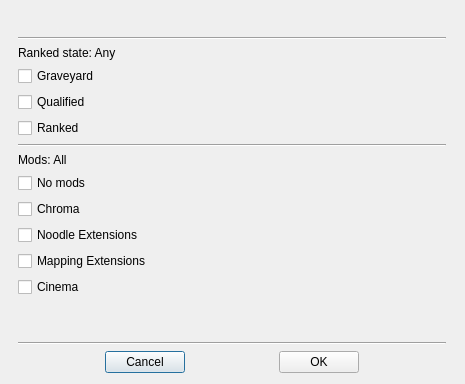
Old version of the form ui/searchMapsDialog.ui in the repository Unvire/Quest3-beatsaber-playlist-manager; both pictures show x 0 to 465 and y 327 to 711 of the 465 by 711 pixel window.
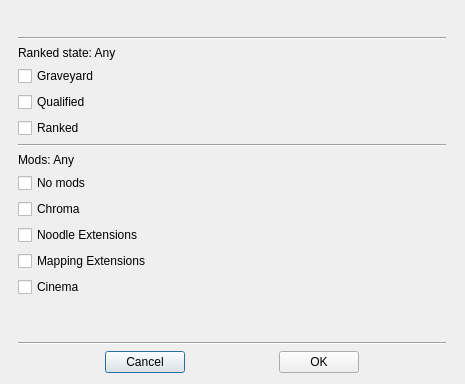
New version of the form.

Commit message: Adds checkbox handling

```diff
--- a/ui/searchMapsDialog.ui
+++ b/ui/searchMapsDialog.ui
@@ -369,7 +369,7 @@
        <item>
         <widget class="QLabel" name="modsLabel">
          <property name="text">
-          <string>Mods: All</string>
+          <string>Mods: Any</string>
          </property>
         </widget>
        </item>
```
The commit also changes 1 other file.
